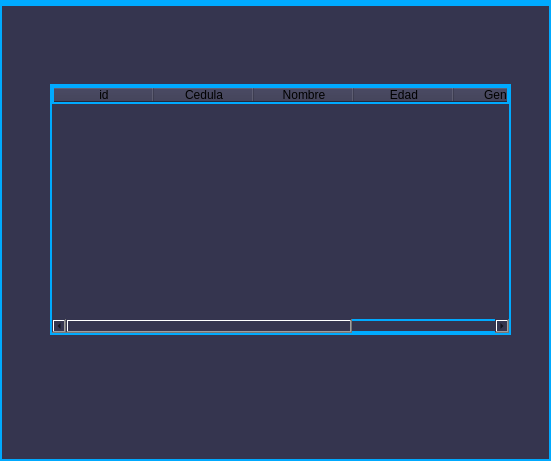
Old version of the form views/clientes.ui in the repository joanmera/Gameverse_Interface.
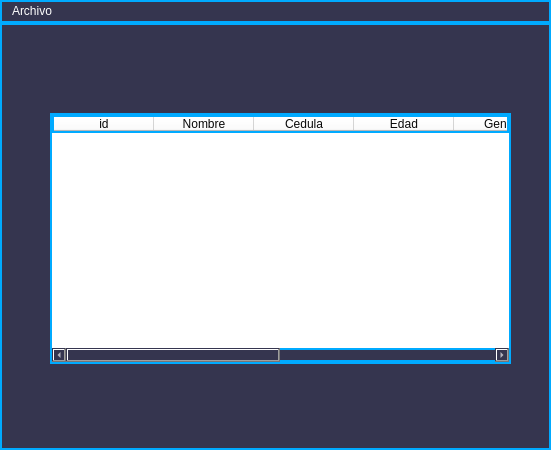
New version of the form.

Commit message: implementacion registro cliente

What changed in the file:
```diff
--- a/views/clientes.ui
+++ b/views/clientes.ui
@@ -7,7 +7,7 @@
     <x>0</x>
     <y>0</y>
     <width>551</width>
-    <height>461</height>
+    <height>450</height>
    </rect>
   </property>
   <property name="windowTitle">
@@ -15,33 +15,38 @@
   </property>
   <property name="styleSheet">
    <string notr="true">background-color: rgb(53, 53, 79);
-border: 2px solid #00aaff; /* Contorno neon azul */</string>
+border: 2px solid #00aaff; /* Contorno neon azul */
+color: rgb(255, 255, 255);</string>
   </property>
   <widget class="QWidget" name="centralwidget">
    <widget class="QTableWidget" name="clientTable">
     <property name="geometry">
      <rect>
       <x>50</x>
-      <y>80</y>
+      <y>90</y>
       <width>461</width>
       <height>251</height>
      </rect>
     </property>
+    <property name="styleSheet">
+     <string notr="true">color: rgb(7, 7, 7);
+background-color: rgb(255, 255, 255);</string>
+    </property>
     <column>
      <property name="text">
       <string>id</string>
      </property>
     </column>
-    <column>
-     <property name="text">
-      <string>Cedula</string>
-     </property>
-    </column>
     <column>
      <property name="text">
       <string>Nombre</string>
      </property>
     </column>
+    <column>
+     <property name="text">
+      <string>Cedula</string>
+     </property>
+    </column>
     <column>
      <property name="text">
       <string>Edad</string>
@@ -57,6 +62,16 @@
       <string>Telefono</string>
      </property>
     </column>
+    <column>
+     <property name="text">
+      <string>New Column</string>
+     </property>
+    </column>
+    <column>
+     <property name="text">
+      <string>New Column</string>
+     </property>
+    </column>
    </widget>
   </widget>
   <widget class="QMenuBar" name="menubar">
@@ -68,6 +83,13 @@
      <height>22</height>
     </rect>
    </property>
+   <widget class="QMenu" name="menuCliente">
+    <property name="title">
+     <string>Archivo</string>
+    </property>
+    <addaction name="newClientAction"/>
+   </widget>
+   <addaction name="menuCliente"/>
   </widget>
  </widget>
  <resources/>
```
Left out of the diff: 5 changed lines with no effect on the pictures. The commit also changes 6 other files.
